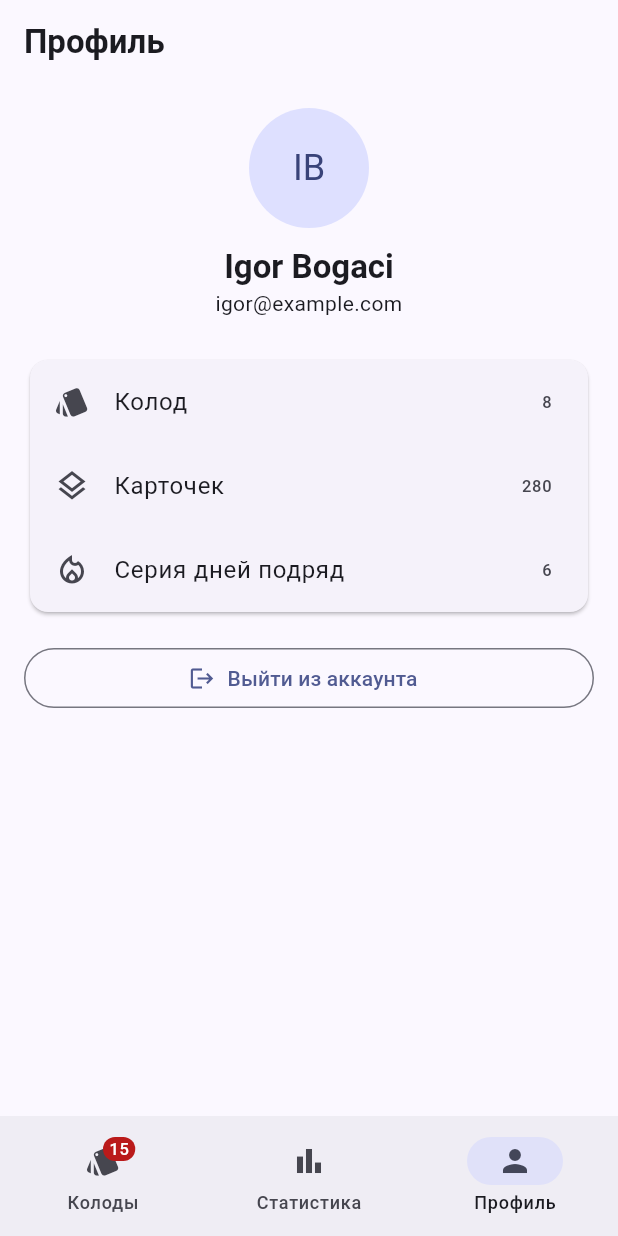
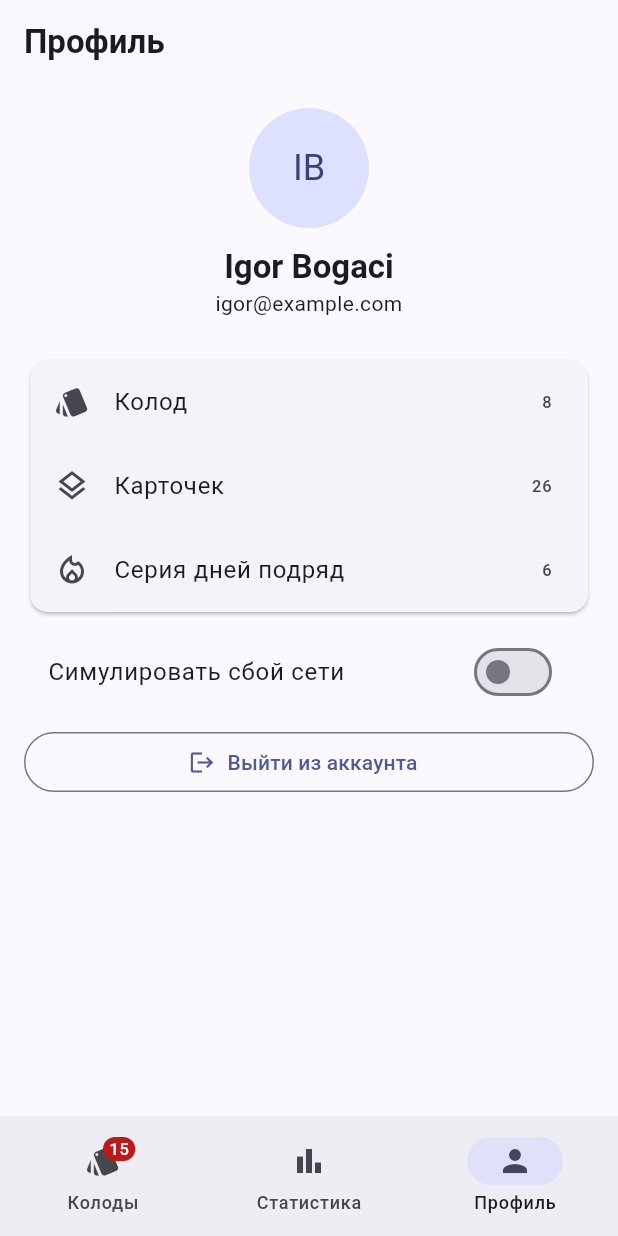
Before and after one commit to igor-bog04/pamproject, a Flutter app: the ProfileScreen screen opened by its route, on a phone screen of 412 x 824 dp. Run offline on Flutter 3.47's test engine with Material 3 defaults, Android fonts, the phone set to English and light mode, and no system bars; our stand-ins replace go_router.

Commit message:
L4: переключатель сбоя сети и счётчики профиля из модели

```diff
--- a/lib/screens/profile_screen.dart
+++ b/lib/screens/profile_screen.dart
@@ -1,13 +1,52 @@
 import 'package:flutter/material.dart';
-import 'login_screen.dart';
+import 'package:go_router/go_router.dart';
+import 'package:provider/provider.dart';
+import '../data/mock_store.dart';
+import '../models/decks_model.dart';
 
-class ProfileScreen extends StatelessWidget {
+class ProfileScreen extends StatefulWidget {
   const ProfileScreen({super.key});
+
+  @override
+  State<ProfileScreen> createState() => _ProfileScreenState();
+}
+
+class _ProfileScreenState extends State<ProfileScreen> {
+  late bool _simulateError; // эфемерное состояние -> setState
+
+  @override
+  void initState() {
+    super.initState();
+    _simulateError = context.read<MockStore>().simulateError;
+  }
+
+  Future<void> _logout() async {
+    final ok = await showDialog<bool>(
+      context: context,
+      builder: (dialogCtx) => AlertDialog(
+        title: const Text('Выйти из аккаунта?'),
+        actions: [
+          TextButton(
+            onPressed: () => Navigator.pop(dialogCtx, false),
+            child: const Text('Нет'),
+          ),
+          FilledButton(
+            onPressed: () => Navigator.pop(dialogCtx, true),
+            child: const Text('Да, выйти'),
+          ),
+        ],
+      ),
+    );
+    if (ok == true && mounted) {
+      context.go('/login'); // go: раздел с вкладками уходит из стека
+    }
+  }
 
   @override
   Widget build(BuildContext context) {
     final scheme = Theme.of(context).colorScheme;
     final textTheme = Theme.of(context).textTheme;
+    final decks = context.watch<DecksModel>();
 
     return Scaffold(
       appBar: AppBar(title: const Text('Профиль')),
@@ -31,20 +70,20 @@ class ProfileScreen extends StatelessWidget {
           Text('igor@example.com',
               textAlign: TextAlign.center, style: textTheme.bodyMedium),
           const SizedBox(height: 24),
-          const Card(
+          Card(
             child: Column(
               children: [
                 ListTile(
-                  leading: Icon(Icons.style),
-                  title: Text('Колод'),
-                  trailing: Text('8'),
+                  leading: const Icon(Icons.style),
+                  title: const Text('Колод'),
+                  trailing: Text('${decks.decks.length}'),
                 ),
                 ListTile(
-                  leading: Icon(Icons.layers_outlined),
-                  title: Text('Карточек'),
-                  trailing: Text('280'),
+                  leading: const Icon(Icons.layers_outlined),
+                  title: const Text('Карточек'),
+                  trailing: Text('${decks.totalCards}'),
                 ),
-                ListTile(
+                const ListTile(
                   leading: Icon(Icons.local_fire_department_outlined),
                   title: Text('Серия дней подряд'),
                   trailing: Text('6'),
@@ -52,15 +91,19 @@ class ProfileScreen extends StatelessWidget {
               ],
             ),
           ),
-          const SizedBox(height: 16),
+          const SizedBox(height: 8),
+          // леса демонстрации аварии: умирают на L5 вместе с mock-ом
+          SwitchListTile(
+            title: const Text('Симулировать сбой сети'),
+            value: _simulateError,
+            onChanged: (value) {
+              setState(() => _simulateError = value);
+              context.read<MockStore>().simulateError = value;
+            },
+          ),
+          const SizedBox(height: 8),
           OutlinedButton.icon(
-            onPressed: () {
-              Navigator.pushAndRemoveUntil(
-                context,
-                MaterialPageRoute(builder: (_) => const LoginScreen()),
-                (route) => false,
-              );
-            },
+            onPressed: _logout,
             icon: const Icon(Icons.logout),
             label: const Text('Выйти из аккаунта'),
           ),
```
